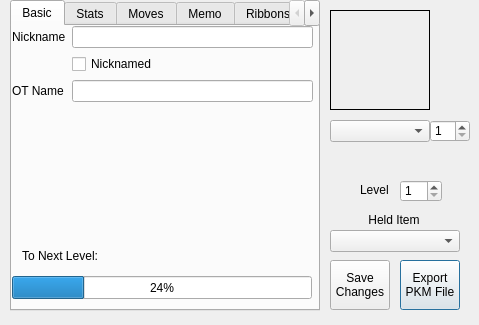
Annovae/PKMDS-G5, file QT Project/pkmviewer.ui: the form before one commit.
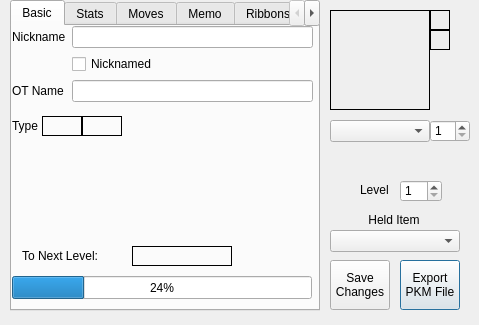
The form after the commit.

Commit message: Added SQLite databases, minor UI additions

Patch:
```diff
--- a/QT Project/pkmviewer.ui
+++ b/QT Project/pkmviewer.ui
@@ -168,6 +168,44 @@
      <number>649</number>
     </property>
    </widget>
+   <widget class="QGraphicsView" name="pbShiny">
+    <property name="geometry">
+     <rect>
+      <x>100</x>
+      <y>30</y>
+      <width>20</width>
+      <height>20</height>
+     </rect>
+    </property>
+    <property name="styleSheet">
+     <string notr="true">background: transparent</string>
+    </property>
+    <property name="frameShape">
+     <enum>QFrame::Box</enum>
+    </property>
+    <property name="frameShadow">
+     <enum>QFrame::Plain</enum>
+    </property>
+   </widget>
+   <widget class="QGraphicsView" name="pbGender">
+    <property name="geometry">
+     <rect>
+      <x>100</x>
+      <y>10</y>
+      <width>20</width>
+      <height>20</height>
+     </rect>
+    </property>
+    <property name="styleSheet">
+     <string notr="true">background: transparent</string>
+    </property>
+    <property name="frameShape">
+     <enum>QFrame::Box</enum>
+    </property>
+    <property name="frameShadow">
+     <enum>QFrame::Plain</enum>
+    </property>
+   </widget>
   </widget>
   <widget class="QTabWidget" name="twPages">
    <property name="geometry">
@@ -223,6 +261,9 @@
        <height>20</height>
       </rect>
      </property>
+     <property name="frameShape">
+      <enum>QFrame::Box</enum>
+     </property>
      <property name="text">
       <string/>
      </property>
@@ -233,7 +274,7 @@
        <x>0</x>
        <y>0</y>
        <width>301</width>
-       <height>201</height>
+       <height>81</height>
       </rect>
      </property>
      <layout class="QFormLayout" name="formLayout">
@@ -277,6 +318,57 @@
       </item>
      </layout>
     </widget>
+    <widget class="QLabel" name="lblTypes">
+     <property name="geometry">
+      <rect>
+       <x>0</x>
+       <y>90</y>
+       <width>30</width>
+       <height>20</height>
+      </rect>
+     </property>
+     <property name="text">
+      <string>Type</string>
+     </property>
+    </widget>
+    <widget class="QGraphicsView" name="pbType1">
+     <property name="geometry">
+      <rect>
+       <x>30</x>
+       <y>90</y>
+       <width>40</width>
+       <height>20</height>
+      </rect>
+     </property>
+     <property name="styleSheet">
+      <string notr="true">background: transparent</string>
+     </property>
+     <property name="frameShape">
+      <enum>QFrame::Box</enum>
+     </property>
+     <property name="frameShadow">
+      <enum>QFrame::Plain</enum>
+     </property>
+    </widget>
+    <widget class="QGraphicsView" name="pbType2">
+     <property name="geometry">
+      <rect>
+       <x>70</x>
+       <y>90</y>
+       <width>40</width>
+       <height>20</height>
+      </rect>
+     </property>
+     <property name="styleSheet">
+      <string notr="true">background: transparent</string>
+     </property>
+     <property name="frameShape">
+      <enum>QFrame::Box</enum>
+     </property>
+     <property name="frameShadow">
+      <enum>QFrame::Plain</enum>
+     </property>
+    </widget>
    </widget>
    <widget class="QWidget" name="tpStats">
     <attribute name="title">
```
Left out of the diff: 14 changed lines with no effect on the pictures. The commit also changes 7 other files.
